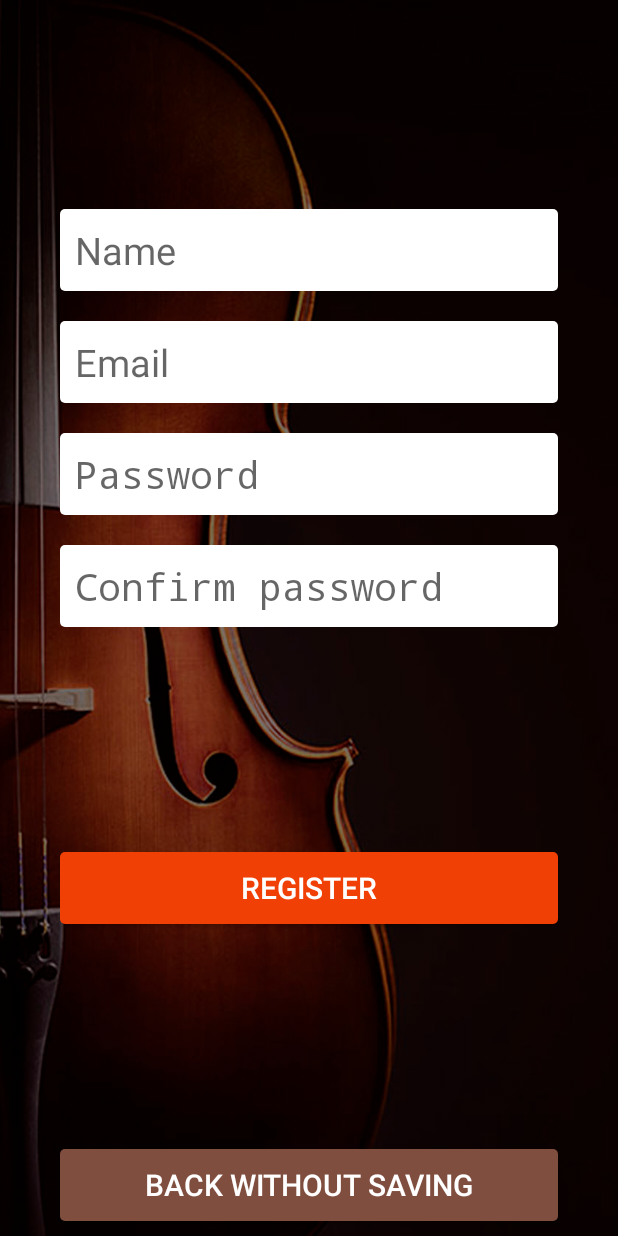
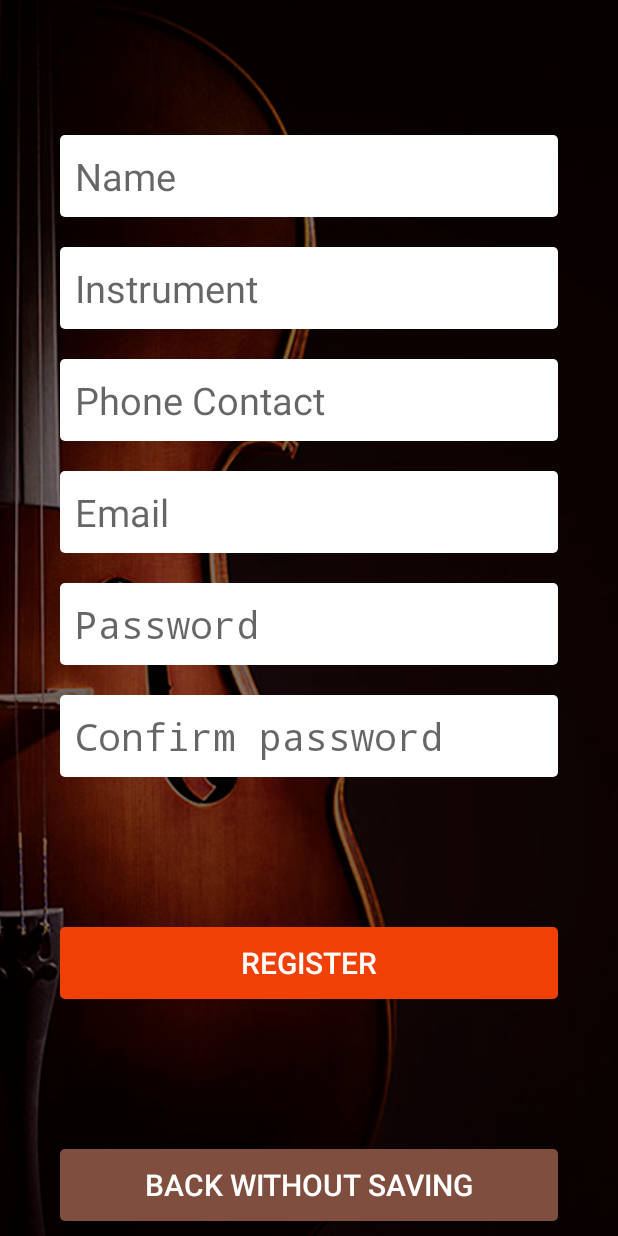
Before and after one commit to JerryMann/Jammin, an Android app: the SignUpActivity screen opened directly, with no data from a screen before it, on a phone screen of 412 x 824 dp. Run offline under Robolectric (Android 15) with nearby library versions, the phone set to English and light mode, and no system bars; our stand-ins replace Firebase (no records; nobody signed in at launch, a user with empty details on screens opened directly).

Commit message:
added ability to show and edit registred user's profile

```diff
--- a/app/src/main/java/by/itacademy/pvt/jammin/entity/User.kt
+++ b/app/src/main/java/by/itacademy/pvt/jammin/entity/User.kt
@@ -11,11 +11,11 @@ class User(
     var name: String,
 
     @SerializedName("instrument")
-    var instrument: String?,
+    var instrument: String,
 
     @SerializedName("contact")
-    var contact: String?,
+    var contact: String,
 
     @SerializedName("imageUrl")
-    var imageUrl: String
+    var imageUrl: String?
 )
--- a/app/src/main/java/by/itacademy/pvt/jammin/mvp/yourProfile/YourProfileView.kt
+++ b/app/src/main/java/by/itacademy/pvt/jammin/mvp/yourProfile/YourProfileView.kt
@@ -3,5 +3,5 @@ package by.itacademy.pvt.jammin.mvp.yourProfile
 import by.itacademy.pvt.jammin.entity.User
 
 interface YourProfileView {
-    fun showProfile()
+    fun showProfile(imageUrl: String?, name: String, instrument: String, contact: String)
 }
--- a/app/src/main/java/by/itacademy/pvt/jammin/net/UserRepositoryProvider.kt
+++ b/app/src/main/java/by/itacademy/pvt/jammin/net/UserRepositoryProvider.kt
@@ -4,7 +4,7 @@ fun provideUserRepository(): UserRepository {
     return UserRepositoryRemote(
         NetProvider.provideUserApi(
             NetProvider.provideRetrofit(
-                "https://jammin-569fb/",
+                "https://jammin-569fb.firebaseio.com/",
                 NetProvider.provideOhHttp(),
                 NetProvider.provideGson()
             )
--- a/app/src/main/java/by/itacademy/pvt/jammin/utils/imageLoader.kt
+++ b/app/src/main/java/by/itacademy/pvt/jammin/utils/imageLoader.kt
@@ -22,7 +22,7 @@ fun loadImage(url: String, imageView: ImageView) {
         })
 }
 
-fun loadCircularImage(url: String, imageView: ImageView) {
+fun loadCircularImage(url: String?, imageView: ImageView) {
     Picasso.get()
         .load(url)
         .transform(Circular())
--- a/app/src/main/res/layout/activity_sign_up.xml
+++ b/app/src/main/res/layout/activity_sign_up.xml
@@ -21,6 +21,28 @@
             android:autofillHints="@string/name"
             android:background="@drawable/roundcorner_edit_text"
             android:hint="@string/name"
+            android:inputType="text"
+            tools:targetApi="o"/>
+
+    <EditText
+            android:id="@+id/createInstrument"
+            style="@style/EditTextStyle"
+            android:layout_width="match_parent"
+            android:layout_height="wrap_content"
+            android:autofillHints="@string/instrument"
+            android:background="@drawable/roundcorner_edit_text"
+            android:hint="@string/instrument"
+            android:inputType="text"
+            tools:targetApi="o"/>
+
+    <EditText
+            android:id="@+id/createContact"
+            style="@style/EditTextStyle"
+            android:layout_width="match_parent"
+            android:layout_height="wrap_content"
+            android:autofillHints="@string/phone_contact"
+            android:background="@drawable/roundcorner_edit_text"
+            android:hint="@string/phone_contact"
             android:inputType="text"
             tools:targetApi="o"/>
 
--- a/app/src/main/res/values/strings.xml
+++ b/app/src/main/res/values/strings.xml
@@ -22,4 +22,6 @@
     <string name="your_instrument">Your instrument</string>
     <string name="your_contact_information">Your contact information</string>
     <string name="name">Name</string>
+    <string name="instrument">Instrument</string>
+    <string name="phone_contact">Phone Contact</string>
 </resources>
```
Also changed, not shown: app/src/main/java/by/itacademy/pvt/jammin/SignUpActivity.kt (+9 -10 lines), app/src/main/java/by/itacademy/pvt/jammin/mvp/yourProfile/YourProfileActivity.kt (+21 -12 lines), app/src/main/java/by/itacademy/pvt/jammin/mvp/yourProfile/YourProfilePresenter.kt (+39 -2 lines), app/src/main/java/by/itacademy/pvt/jammin/net/UserApi.kt (+11 -6 lines), app/src/main/java/by/itacademy/pvt/jammin/net/UserRepository.kt (+5 -2 lines), app/src/main/java/by/itacademy/pvt/jammin/net/UserRepositoryRemote.kt (+6 -2 lines).
